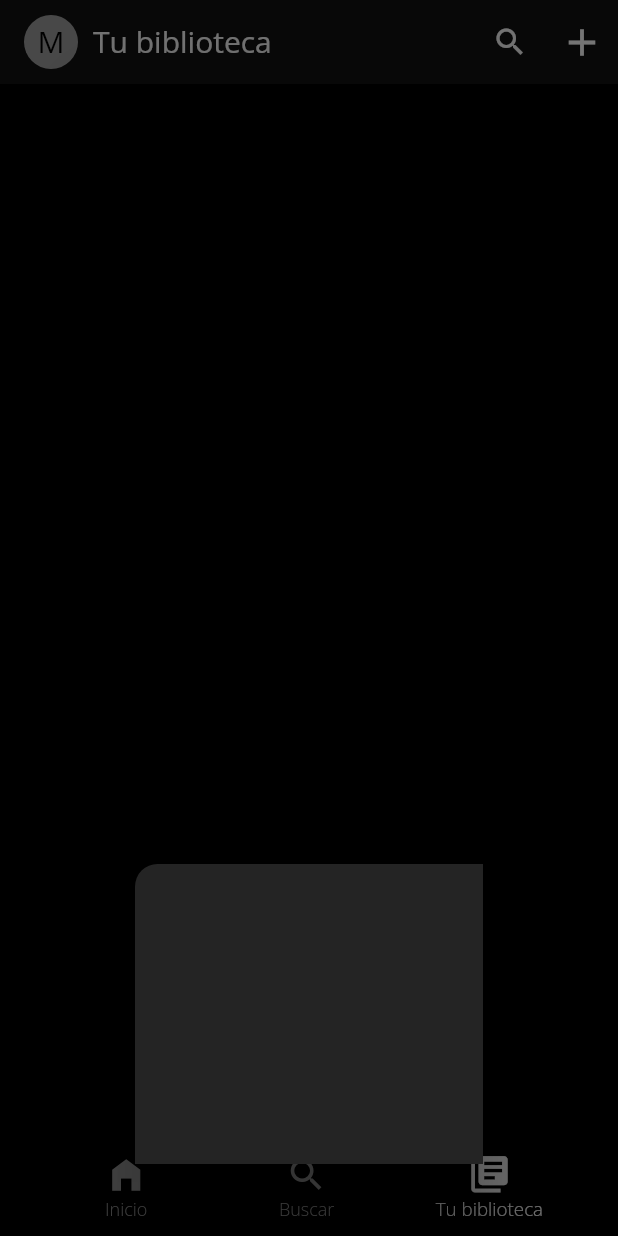
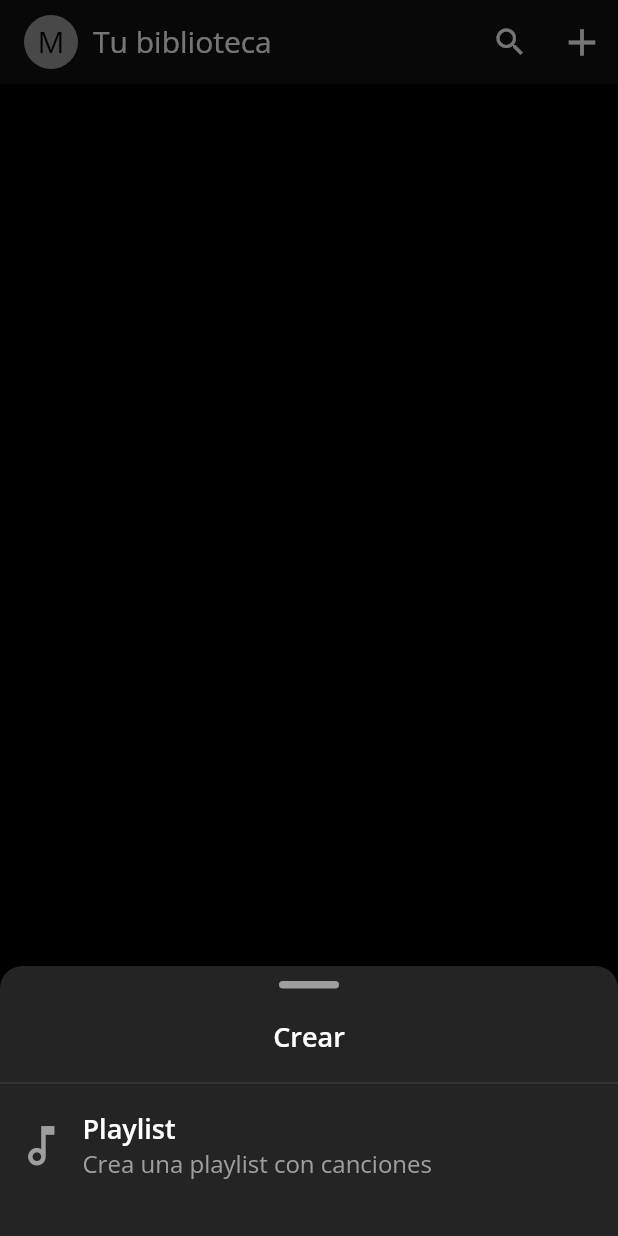
Before and after one commit to MatiasSalomon01/Flutter-Music-Player, a Flutter app: the screen it shows after launch, item 3 of the bottom bar chosen, after a tap on the "add" icon, on a phone screen of 412 x 824 dp. Run offline on Flutter 3.47's test engine with Material 2 defaults, Android fonts, the phone set to English and light mode, and no system bars; our stand-ins replace animate_do, just_audio, marquee; network calls fail.

Commit message:
add: modal para crear playlist

```diff
--- a/lib/constants/constants.dart
+++ b/lib/constants/constants.dart
@@ -6,6 +6,7 @@ const black = Colors.black;
 const white = Colors.white;
 const transparent = Colors.transparent;
 const lightGreen = Color(0xff1ed760);
+const gray = Color(0xff242424);
 
 const baseUrl = 'flutter-music-player-9518c-default-rtdb.firebaseio.com';
 
--- a/lib/screens/playlist_screen.dart
+++ b/lib/screens/playlist_screen.dart
@@ -169,9 +169,7 @@ class _PlaylistScreenState extends State<PlaylistScreen>
                                                   color: Colors.white),
                                             ),
                                             TextSpan(
-                                              text:
-                                                  // "${formatDuration(duration, withHours: true)}",
-                                                  widget.playlist.total,
+                                              text: widget.playlist.total,
                                               style: const TextStyle(
                                                   color: Colors.grey),
                                             )
--- a/lib/screens/your_library_screen.dart
+++ b/lib/screens/your_library_screen.dart
@@ -45,26 +45,77 @@ class YourLibraryScreen extends StatelessWidget {
           IconButton(
             padding: EdgeInsets.zero,
             onPressed: () {
-              showDialog(
+              showModalBottomSheet(
                 context: context,
-                builder: (context) => AlertDialog(
-                  backgroundColor: transparent,
-                  content: Stack(
+                // isScrollControlled: true,
+                backgroundColor: transparent,
+                builder: (context) => Container(
+                  height: 180,
+                  decoration: const BoxDecoration(
+                    color: gray,
+                    borderRadius: BorderRadius.vertical(
+                      top: Radius.circular(15),
+                    ),
+                  ),
+                  child: Column(
                     children: [
-                      Positioned(
-                        bottom: 0,
-                        child: SlideInUp(
-                          duration: const Duration(milliseconds: 200),
-                          child: Container(
-                            height: 200,
-                            width: size.width,
-                            decoration: const BoxDecoration(
-                              color: Color(0xff242424),
-                              borderRadius: BorderRadius.vertical(
-                                top: Radius.circular(15),
-                              ),
+                      Container(
+                        margin: const EdgeInsets.symmetric(vertical: 10),
+                        width: 40,
+                        height: 5,
+                        decoration: const BoxDecoration(
+                          color: Colors.grey,
+                          borderRadius: BorderRadius.horizontal(
+                            left: Radius.circular(25),
+                            right: Radius.circular(25),
+                          ),
+                        ),
+                      ),
+                      Container(
+                        margin: const EdgeInsets.symmetric(vertical: 10),
+                        child: const Text(
+                          'Crear',
+                          style: TextStyle(
+                            fontWeight: FontWeight.w600,
+                            color: white,
+                            fontSize: 18,
+                          ),
+                        ),
+                      ),
+                      const Divider(color: white, thickness: .1),
+                      Container(
+                        margin: const EdgeInsets.symmetric(
+                            horizontal: 10, vertical: 10),
+                        child: Row(
+                          children: [
+                            const Icon(
+                              Icons.music_note_outlined,
+                              color: Colors.grey,
+                              size: 35,
                             ),
-                          ),
+                            const SizedBox(width: 10),
+                            Column(
+                              crossAxisAlignment: CrossAxisAlignment.start,
+                              children: const [
+                                Text(
+                                  'Playlist',
+                                  style: TextStyle(
+                                    fontWeight: FontWeight.w600,
+                                    color: white,
+                                    fontSize: 18,
+                                  ),
+                                ),
+                                Text(
+                                  'Crea una playlist con canciones',
+                                  style: TextStyle(
+                                    // fontWeight: FontWeight.w500,
+                                    color: Colors.grey,
+                                    fontSize: 16,
+                                  ),
+                                ),
+                              ],
+                            )
+                          ],
                         ),
                       ),
                     ],
```
